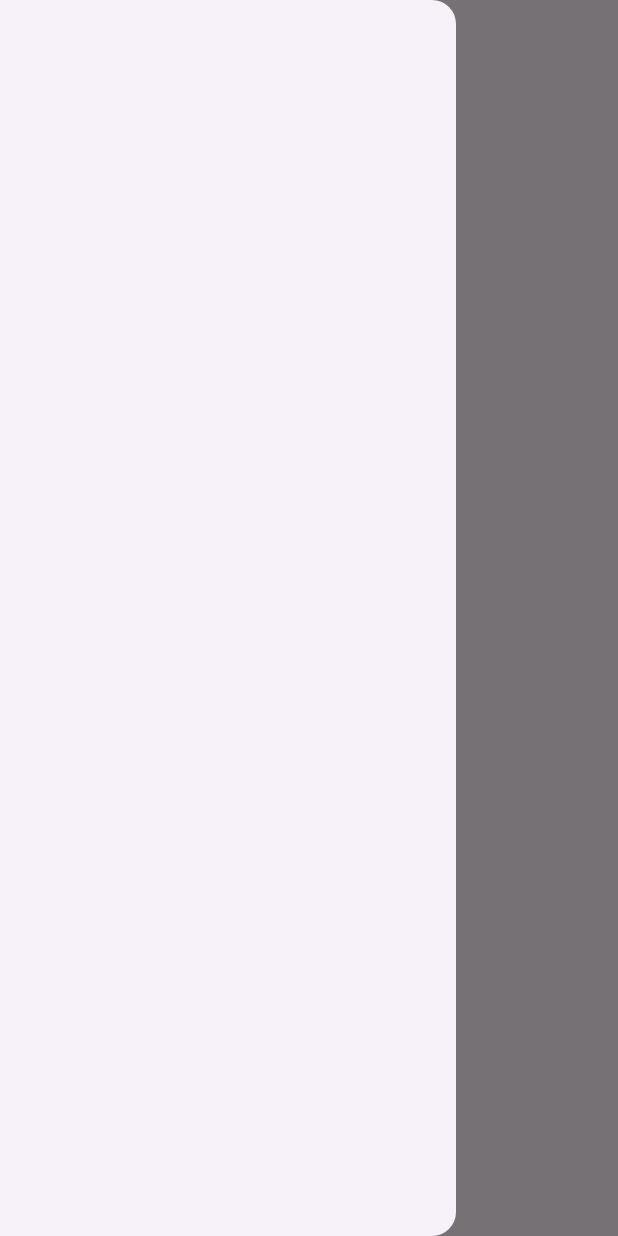
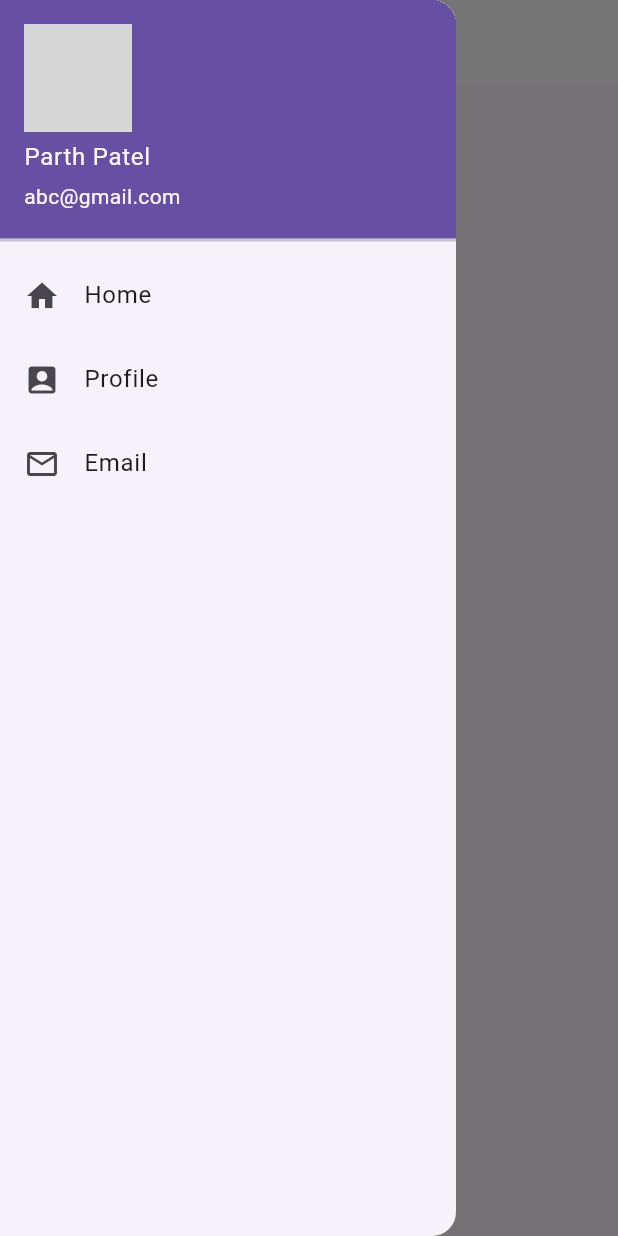
Before and after one commit to parthupatel19/Catalog_App, a Flutter app: the HomePage screen opened by its route, with the side drawer open, on a phone screen of 412 x 824 dp. Run offline on Flutter 3.47's test engine with Material 3 defaults, Android fonts, the phone set to English and light mode, and no system bars; network calls fail; grey boxes are pictures that could not be loaded.

Commit message:
validation,drawer

```diff
--- a/lib/pages/home_page.dart
+++ b/lib/pages/home_page.dart
@@ -1,4 +1,5 @@
 import 'package:flutter/material.dart';
+import 'package:project_new/widgets/drawer.dart';
 
 class HomePage extends StatelessWidget {
   const HomePage({super.key});
@@ -7,13 +8,14 @@ class HomePage extends StatelessWidget {
   Widget build(BuildContext context) {
     return Scaffold(
       appBar: AppBar(
+        backgroundColor: Colors.white,
         title: Center(
             child: Text('Catalog App')),
       ),
       body: Center(
         child: Text('Lets Go'),
       ),
-      drawer: Drawer(),
+      drawer: MyDrawer(),
     );
   }
 }
--- /dev/null
+++ b/lib/utils/my_routes.dart
@@ -0,0 +1,4 @@
+class MyRoutes{
+  static String loginRoute = '/login';
+  static String homeRoute = '/home';
+}
--- /dev/null
+++ b/lib/widgets/drawer.dart
@@ -0,0 +1,40 @@
+import 'package:flutter/material.dart';
+
+class MyDrawer extends StatelessWidget {
+  const MyDrawer({super.key});
+
+  @override
+  Widget build(BuildContext context) {
+    final imageUrl = 'https://images.unsplash.com/photo-1526779259212-939e64788e3c?fm=jpg&q=60&w=3000&ixlib=rb-4.1.0&ixid=M3wxMjA3fDB8MHxzZWFyY2h8N3x8ZnJlZSUyMGltYWdlc3xlbnwwfHwwfHx8MA%3D%3D';
+    return Drawer(
+      child: Container(
+        // color: Colors.deepPurple,
+        child: ListView(
+          children: [
+            DrawerHeader(
+              padding: EdgeInsets.zero,
+              child: UserAccountsDrawerHeader(
+                margin: EdgeInsets.zero,
+                  accountName: Text('Parth Patel'),
+                  accountEmail: Text('abc@gmail.com'),
+                currentAccountPicture: Image.network(imageUrl),
+              ),
+            ),
+            ListTile(
+              leading: Icon(Icons.home),
+              title: Text('Home'),
+            ),
+            ListTile(
+              leading: Icon(Icons.account_box),
+              title: Text('Profile'),
+            ),
+            ListTile(
+              leading: Icon(Icons.email_outlined),
+              title: Text('Email'),
+            ),
+          ],
+        ),
+      ),
+    );
+  }
+}
--- /dev/null
+++ b/lib/widgets/themes.dart
@@ -0,0 +1,15 @@
+import 'package:flutter/material.dart';
+
+class MyTheme{
+  static ThemeData lightTheme(BuildContext context) => ThemeData(
+    primarySwatch: Colors.deepPurple,
+    iconTheme: IconThemeData(
+        color: Colors.white
+    ),
+    textTheme: Theme.of(context).textTheme,
+  );
+
+  static ThemeData darkTheme(BuildContext context) => ThemeData(
+    brightness: Brightness.dark,
+  );
+}
```
Also changed, not shown: lib/main.dart (+7 -3 lines), lib/pages/login_page.dart (+69 -6 lines).
